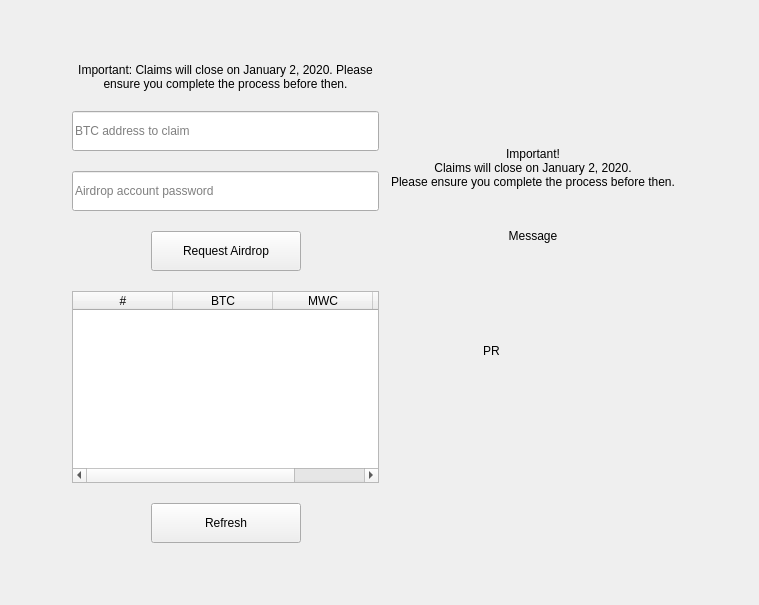
Qt form windows/m_airdrop.ui (0xkobe/mwc-wallet) before a commit.
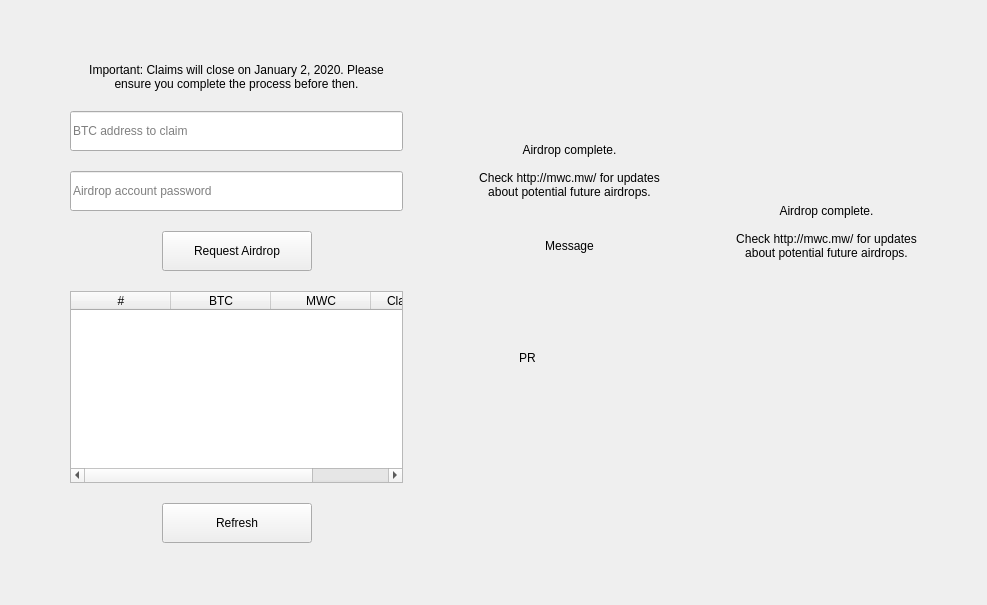
The same form after that commit. Custom widgets are drawn as their Qt base class.

```diff
--- a/windows/m_airdrop.ui
+++ b/windows/m_airdrop.ui
@@ -6,7 +6,7 @@
    <rect>
     <x>0</x>
     <y>0</y>
-    <width>759</width>
+    <width>987</width>
     <height>605</height>
    </rect>
   </property>
@@ -19,7 +19,22 @@
   <property name="windowTitle">
    <string>Form</string>
   </property>
-  <layout class="QVBoxLayout" name="verticalLayout_3" stretch="1,5,1">
+  <layout class="QVBoxLayout" name="verticalLayout_4" stretch="1,5,1">
+   <property name="spacing">
+    <number>0</number>
+   </property>
+   <property name="leftMargin">
+    <number>3</number>
+   </property>
+   <property name="topMargin">
+    <number>3</number>
+   </property>
+   <property name="rightMargin">
+    <number>3</number>
+   </property>
+   <property name="bottomMargin">
+    <number>3</number>
+   </property>
    <item>
     <spacer name="verticalSpacer">
      <property name="orientation">
@@ -28,13 +43,13 @@
      <property name="sizeHint" stdset="0">
       <size>
        <width>20</width>
-       <height>48</height>
+       <height>54</height>
       </size>
      </property>
     </spacer>
    </item>
    <item>
-    <layout class="QHBoxLayout" name="horizontalLayout_3" stretch="1,5,5,1">
+    <layout class="QHBoxLayout" name="horizontalLayout_3" stretch="1,5,5,0,1">
      <property name="spacing">
       <number>0</number>
      </property>
@@ -324,9 +339,10 @@
         <item>
          <widget class="control::MwcLabelLarge" name="label">
           <property name="text">
-           <string>Important!
-Claims will close on January 2, 2020.
-Please ensure you complete the process before then.</string>
+           <string>Airdrop complete.
+
+Check http://mwc.mw/ for updates
+about potential future airdrops.</string>
           </property>
           <property name="alignment">
            <set>Qt::AlignCenter</set>
@@ -465,6 +481,75 @@
        </layout>
       </widget>
      </item>
+     <item>
+      <widget class="QFrame" name="staticMessageFrame">
+       <property name="frameShape">
+        <enum>QFrame::NoFrame</enum>
+       </property>
+       <property name="frameShadow">
+        <enum>QFrame::Raised</enum>
+       </property>
+       <layout class="QVBoxLayout" name="verticalLayout_3" stretch="1,0,2">
+        <property name="spacing">
+         <number>0</number>
+        </property>
+        <property name="leftMargin">
+         <number>0</number>
+        </property>
+        <property name="topMargin">
+         <number>0</number>
+        </property>
+        <property name="rightMargin">
+         <number>0</number>
+        </property>
+        <property name="bottomMargin">
+         <number>0</number>
+        </property>
+        <item>
+         <spacer name="verticalSpacer_7">
+          <property name="orientation">
+           <enum>Qt::Vertical</enum>
+          </property>
+          <property name="sizeHint" stdset="0">
+           <size>
+            <width>20</width>
+            <height>72</height>
+           </size>
+          </property>
+         </spacer>
+        </item>
+        <item>
+         <widget class="control::MwcLabelLarge" name="label_3">
+          <property name="text">
+           <string>Airdrop complete.
+
+Check http://mwc.mw/ for updates
+about potential future airdrops.</string>
+          </property>
+          <property name="alignment">
+           <set>Qt::AlignCenter</set>
+          </property>
+          <property name="wordWrap">
+           <bool>true</bool>
+          </property>
+         </widget>
+        </item>
+        <item>
+         <spacer name="verticalSpacer_8">
+          <property name="orientation">
+           <enum>Qt::Vertical</enum>
+          </property>
+          <property name="sizeHint" stdset="0">
+           <size>
+            <width>20</width>
+            <height>40</height>
+           </size>
+          </property>
+         </spacer>
+        </item>
+       </layout>
+      </widget>
+     </item>
      <item>
       <spacer name="horizontalSpacer_6">
        <property name="orientation">
@@ -488,7 +573,7 @@
      <property name="sizeHint" stdset="0">
       <size>
        <width>20</width>
-       <height>48</height>
+       <height>53</height>
       </size>
      </property>
     </spacer>
@@ -501,31 +586,31 @@
    <extends>QPushButton</extends>
    <header>control/MwcPushButton.h</header>
   </customwidget>
-  <customwidget>
-   <class>control::MwcLabelNormal</class>
-   <extends>QLabel</extends>
-   <header>control/MwcLabel.h</header>
-  </customwidget>
-  <customwidget>
-   <class>control::MwcLabelLarge</class>
-   <extends>QLabel</extends>
-   <header>control/MwcLabel.h</header>
-  </customwidget>
   <customwidget>
    <class>control::MwcLabelProgress</class>
    <extends>QLabel</extends>
    <header>control/MwcLabelProgress.h</header>
   </customwidget>
   <customwidget>
-   <class>ListWithColumns</class>
-   <extends>QTableWidget</extends>
-   <header>control/listwithcolumns.h</header>
+   <class>control::MwcLabelNormal</class>
+   <extends>QLabel</extends>
+   <header>control/MwcLabel.h</header>
   </customwidget>
   <customwidget>
    <class>control::MwcLineEditNormal</class>
    <extends>QLineEdit</extends>
    <header>control/MwcLineEdit.h</header>
   </customwidget>
+  <customwidget>
+   <class>control::MwcLabelLarge</class>
+   <extends>QLabel</extends>
+   <header>control/MwcLabel.h</header>
+  </customwidget>
+  <customwidget>
+   <class>ListWithColumns</class>
+   <extends>QTableWidget</extends>
+   <header>control/listwithcolumns.h</header>
+  </customwidget>
  </customwidgets>
  <resources/>
  <connections/>
```
Left out of the diff: 2 changed lines with no effect on the pictures.
